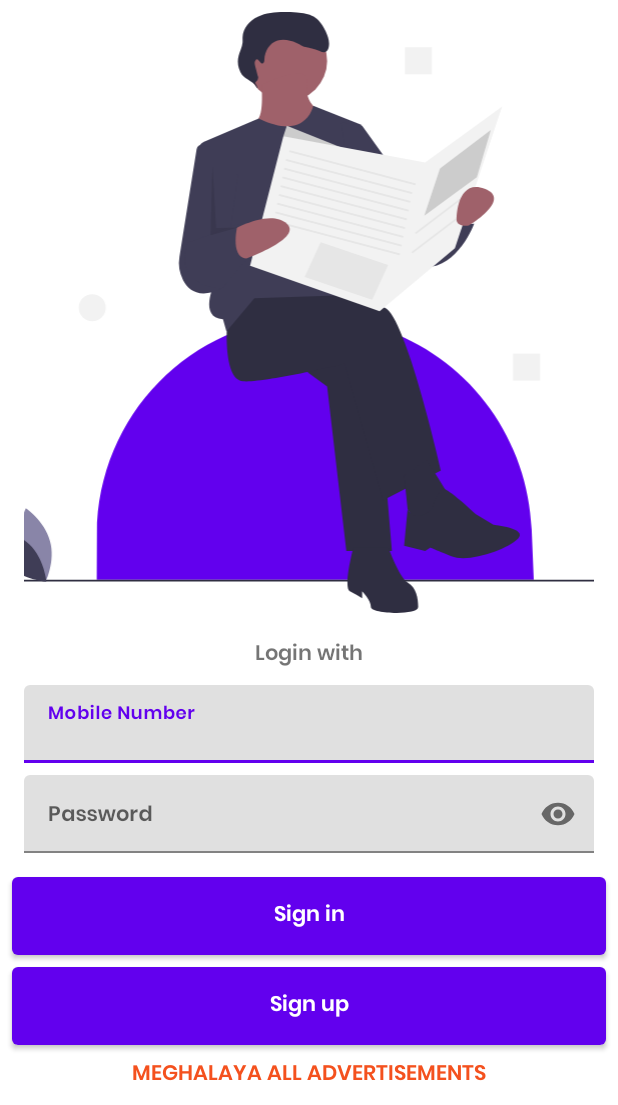
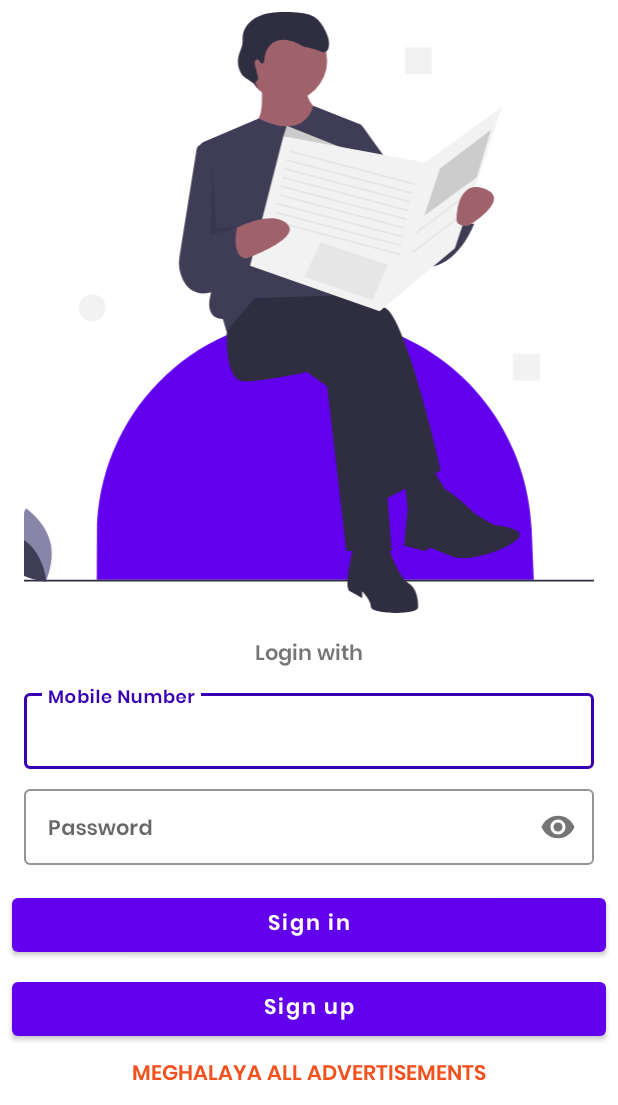
Before and after one commit to Vpn97/Allads, an Android app: the layout activity_login.xml on its own in the app's theme, with its tools: preview values and no code run, on a phone screen of 412 x 824 dp, the part 131-1236 px from its top. Run offline under Robolectric (Android 15) with nearby library versions, the phone set to English and light mode, and no system bars.

```diff
--- a/app/src/main/java/com/meghalayaads/allads/activity/ActivityLogin.java
+++ b/app/src/main/java/com/meghalayaads/allads/activity/ActivityLogin.java
@@ -17,5 +17,11 @@ public class ActivityLogin extends AppCompatActivity {
        setEvent();
     }
 
+    private void setEvent() {
 
+    }
+
+    private void allocation() {
+
+    }
 }
--- a/app/src/main/res/layout/activity_login.xml
+++ b/app/src/main/res/layout/activity_login.xml
@@ -4,7 +4,9 @@
     xmlns:tools="http://schemas.android.com/tools">
 
     <data>
-
+        <variable
+            name="model"
+            type="com.meghalayaads.allads.viewmodel.ActivityLoginViewMode" />
     </data>
 
     <androidx.constraintlayout.widget.ConstraintLayout
@@ -76,17 +78,20 @@
                 android:layout_marginStart="16dp"
                 android:layout_marginEnd="16dp"
                 android:layout_marginBottom="8dp"
-                app:counterMaxLength="6"
+                style="@style/LoginTextInputLayoutStyle"
+                app:counterMaxLength="10"
+
                 app:layout_constraintBottom_toTopOf="@+id/txtPassword"
                 app:layout_constraintEnd_toEndOf="parent"
                 app:layout_constraintStart_toStartOf="parent">
 
                 <com.google.android.material.textfield.TextInputEditText
                     android:layout_width="match_parent"
-                    android:layout_height="@dimen/sign_up_field_higth"
+                    android:layout_height="wrap_content"
                     android:fontFamily="@font/popin"
                     android:hint="@string/user_mobile_number"
-                    android:inputType="textPersonName"
+                    android:inputType="phone"
+                    android:text="@={model.loginModelData.userId}"
                     android:maxLines="1"
                     android:textSize="14sp"
                     android:textStyle="bold" />
@@ -98,6 +103,7 @@
                 android:layout_height="wrap_content"
                 android:layout_marginStart="16dp"
                 android:layout_marginEnd="16dp"
+                style="@style/LoginTextInputLayoutStyle"
                 android:layout_marginBottom="16dp"
                 app:layout_constraintBottom_toTopOf="@+id/btnSignIn"
                 app:layout_constraintEnd_toEndOf="parent"
@@ -106,9 +112,10 @@
 
                 <com.google.android.material.textfield.TextInputEditText
                     android:layout_width="match_parent"
-                    android:layout_height="@dimen/sign_up_field_higth"
+                    android:layout_height="wrap_content"
                     android:fontFamily="@font/popin"
                     android:hint="@string/password"
+                    android:text="@={model.loginModelData.password}"
                     android:inputType="textPassword"
                     android:textSize="14sp"
                     android:textStyle="bold" />
@@ -132,36 +139,28 @@
 
             <Button
                 android:id="@+id/btnSignIn"
-                style="@style/AppTheme.RoundedCornerMaterialButton"
                 android:layout_width="0dp"
-                android:layout_height="@dimen/sign_button_hight"
+                android:layout_height="wrap_content"
                 android:layout_margin="8dp"
                 android:layout_marginBottom="8dp"
-                android:layout_weight="1"
                 android:fontFamily="@font/popin"
                 android:text="@string/sign_in"
                 android:textAllCaps="false"
-                android:textColor="@color/white"
                 app:layout_constraintBottom_toTopOf="@+id/btnSignUp"
                 app:layout_constraintEnd_toEndOf="parent"
-                app:layout_constraintHorizontal_bias="0.0"
                 app:layout_constraintStart_toStartOf="parent" />
 
             <Button
                 android:id="@+id/btnSignUp"
-                style="@style/AppTheme.RoundedCornerMaterialButton"
                 android:layout_width="0dp"
-                android:layout_height="@dimen/sign_button_hight"
+                android:layout_height="wrap_content"
                 android:layout_margin="8dp"
                 android:layout_marginStart="16dp"
                 android:layout_marginEnd="16dp"
                 android:layout_marginBottom="8dp"
-                android:layout_weight="1"
-                android:background="@drawable/round_shape"
                 android:fontFamily="@font/popin"
                 android:text="@string/sign_up"
                 android:textAllCaps="false"
-                android:textColor="@color/white"
                 app:layout_constraintBottom_toTopOf="@+id/textView2"
                 app:layout_constraintEnd_toEndOf="parent"
                 app:layout_constraintStart_toStartOf="parent" />
--- a/app/src/main/res/values-night/styles.xml
+++ b/app/src/main/res/values-night/styles.xml
@@ -7,7 +7,10 @@
         <item name="colorAccent">@color/colorAccent</item>
     </style>
 
-
+    <style name="LoginTextInputLayoutStyle" parent="Widget.MaterialComponents.TextInputLayout.OutlinedBox.Dense">
+        <item name="boxStrokeColor">@color/colorPrimaryDark</item>
+        <item name="hintTextColor">@color/colorPrimaryDark</item>
+    </style>
 
     <style name="AppTheme.RoundedCornerMaterialButton" parent="Widget.AppCompat.Button.Colored">
         <item name="android:background">@drawable/round_shape</item>
--- a/app/src/main/res/values/styles.xml
+++ b/app/src/main/res/values/styles.xml
@@ -1,4 +1,4 @@
-<resources>
+<resources xmlns:tools="http://schemas.android.com/tools">
     <!-- Base application theme. -->
     <style name="Theme.App" parent="Theme.MaterialComponents.DayNight.DarkActionBar">
         <!-- Customize your theme here. -->
@@ -10,12 +10,20 @@
     <style name="Theme.App.NoActionBar">
         <item name="windowActionBar">false</item>
         <item name="windowNoTitle">true</item>
+
+        <item name="android:windowLightStatusBar" tools:targetApi="m">true</item>
+        <item name="android:windowContentTransitions" tools:ignore="NewApi">true</item>
+        <item name="android:statusBarColor">@android:color/transparent</item>
     </style>
 
     <style name="Theme.App.AppBarOverlay" parent="ThemeOverlay.AppCompat.Dark.ActionBar" />
 
     <style name="Theme.App.PopupOverlay" parent="ThemeOverlay.AppCompat.Light" />
 
+    <style name="LoginTextInputLayoutStyle" parent="Widget.MaterialComponents.TextInputLayout.OutlinedBox.Dense">
+        <item name="boxStrokeColor">@color/colorPrimaryDark</item>
+        <item name="hintTextColor">@color/colorPrimaryDark</item>
+    </style>
 
     <style name="AppTheme.RoundedCornerMaterialButton" parent="Widget.AppCompat.Button.Colored">
         <item name="android:background">@drawable/round_shape</item>
--- a/build.gradle
+++ b/build.gradle
@@ -5,7 +5,7 @@ buildscript {
         jcenter()
     }
     dependencies {
-        classpath "com.android.tools.build:gradle:4.1.0-alpha07"
+        classpath 'com.android.tools.build:gradle:4.1.0-beta01'
 
         // NOTE: Do not place your application dependencies here; they belong
         // in the individual module build.gradle files
```
Also changed, not shown: app/src/main/AndroidManifest.xml (+3 -7 lines), app/src/main/java/com/meghalayaads/allads/events/LoginEvent.java (added, +13 -0 lines), app/src/main/java/com/meghalayaads/allads/model/LoginModel.java (added, +81 -0 lines), app/src/main/java/com/meghalayaads/allads/viewmodel/ActivityLoginViewMode.java (added, +40 -0 lines), gradle/wrapper/gradle-wrapper.properties.
